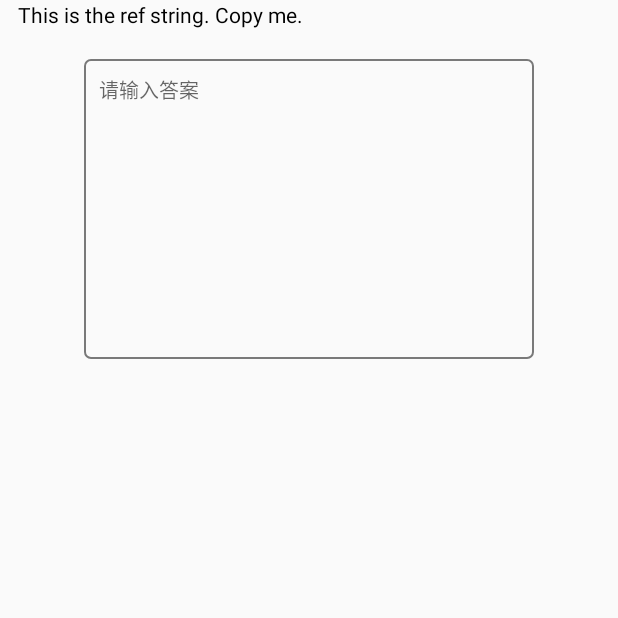
After one commit to AnRFDev/android-Basic4, an Android app: the TextViewSpanAct screen opened directly, with no data from a screen before it, on a phone screen of 412 x 824 dp, the top half of it. The commit adds this screen. Run offline under Robolectric (Android 15) with nearby library versions, the phone set to English and light mode, and no system bars.

Commit message:
span text

```diff
--- a/app/src/main/AndroidManifest.xml
+++ b/app/src/main/AndroidManifest.xml
@@ -41,6 +41,7 @@
         <activity android:name=".activity.PlaySoundAct" />
         <activity android:name=".activity.DeviceBrightnessAct" />
         <activity android:name=".inputDemo.EditText1Demo" />
+        <activity android:name=".activity.TextViewSpanAct" />
 
         <service android:name=".service.HowToStopService" />
     </application>
--- /dev/null
+++ b/app/src/main/java/com/rustfisher/basic4/activity/TextViewSpanAct.java
@@ -0,0 +1,87 @@
+package com.rustfisher.basic4.activity;
+
+import android.app.Activity;
+import android.graphics.Color;
+import android.os.Bundle;
+import android.text.Editable;
+import android.text.SpannableString;
+import android.text.Spanned;
+import android.text.TextUtils;
+import android.text.TextWatcher;
+import android.text.style.ForegroundColorSpan;
+import android.util.Log;
+import android.widget.EditText;
+import android.widget.TextView;
+
+import androidx.annotation.Nullable;
+
+import com.rustfisher.basic4.R;
+
+/**
+ * Created on 2020-2-14
+ */
+public class TextViewSpanAct extends Activity {
+    private static final String TAG = "rustAppTvSpan";
+
+    private TextView mTv1;
+    private EditText mEt1;
+    ForegroundColorSpan mColorSpan = new ForegroundColorSpan(Color.parseColor("#0099EE"));
+
+    private String mRefStr = "This is the ref string. Copy me.";
+
+    @Override
+    protected void onCreate(@Nullable Bundle savedInstanceState) {
+        super.onCreate(savedInstanceState);
+        setContentView(R.layout.act_tv_span_1);
+
+        mTv1 = findViewById(R.id.tv1);
+        mEt1 = findViewById(R.id.et1);
+        mEt1.addTextChangedListener(new TextWatcher() {
+            @Override
+            public void beforeTextChanged(CharSequence s, int start, int count, int after) {
+
+            }
+
+            @Override
+            public void onTextChanged(CharSequence s, int start, int before, int count) {
+                int index = cmpIgnoreCase(mRefStr, s.toString());
+                if (index > 0) {
+                    SpannableString spannableString = new SpannableString(mRefStr);
+                    spannableString.setSpan(mColorSpan, 0, index, Spanned.SPAN_INCLUSIVE_INCLUSIVE);
+                    mTv1.setText(spannableString);
+                } else {
+                    mTv1.setText(mRefStr);
+                }
+
+            }
+
+            @Override
+            public void afterTextChanged(Editable s) {
+
+            }
+        });
+
+        mTv1.setText(mRefStr);
+
+
+    }
+
+    public static int cmpStr(String ref, String input) {
+        int res = -1;
+        if (TextUtils.isEmpty(input)) {
+            return res;
+        }
+        for (int i = 0; i < input.length(); i++) {
+            if (i < ref.length() && input.charAt(i) == ref.charAt(i)) {
+                res = i + 1;
+            } else {
+                break;
+            }
+        }
+        return res;
+    }
+
+    public static int cmpIgnoreCase(String ref, String input) {
+        return cmpStr(ref.toLowerCase(), input.toLowerCase());
+    }
+}
--- a/app/src/main/res/layout/act_main.xml
+++ b/app/src/main/res/layout/act_main.xml
@@ -14,11 +14,15 @@
             android:layout_width="match_parent"
             android:layout_height="wrap_content"
             android:orientation="vertical">
+            <Button
+                android:id="@+id/span_str"
+                style="@style/ButtonStyleMainPage"
+                android:text="span" />
 
             <Button
                 android:id="@+id/edit_text_demo"
                 style="@style/ButtonStyleMainPage"
-                android:text="输入Demo" />
+                android:text="EditText" />
 
             <Button
                 android:id="@+id/adjust_brightness_btn"
--- /dev/null
+++ b/app/src/main/res/layout/act_tv_span_1.xml
@@ -0,0 +1,29 @@
+<?xml version="1.0" encoding="utf-8"?>
+<LinearLayout xmlns:android="http://schemas.android.com/apk/res/android"
+    android:layout_width="match_parent"
+    android:layout_height="match_parent"
+    android:orientation="vertical">
+
+    <TextView
+        android:id="@+id/tv1"
+        android:layout_width="wrap_content"
+        android:layout_height="wrap_content"
+        android:layout_marginStart="12dp"
+        android:textColor="#000000" />
+
+    <EditText
+        android:id="@+id/et1"
+        android:layout_width="300dp"
+        android:layout_height="200dp"
+        android:layout_gravity="center_horizontal"
+        android:layout_marginTop="20dp"
+        android:background="@drawable/shape_et1_bg"
+        android:gravity="start"
+        android:hint="请输入答案"
+        android:inputType="textMultiLine"
+        android:maxLength="1000"
+        android:maxLines="50"
+        android:padding="10dp"
+        android:textSize="13sp" />
+
+</LinearLayout>
```
Also changed, not shown: app/src/main/java/com/rustfisher/basic4/MainActivity.java (+6 -1 lines).
